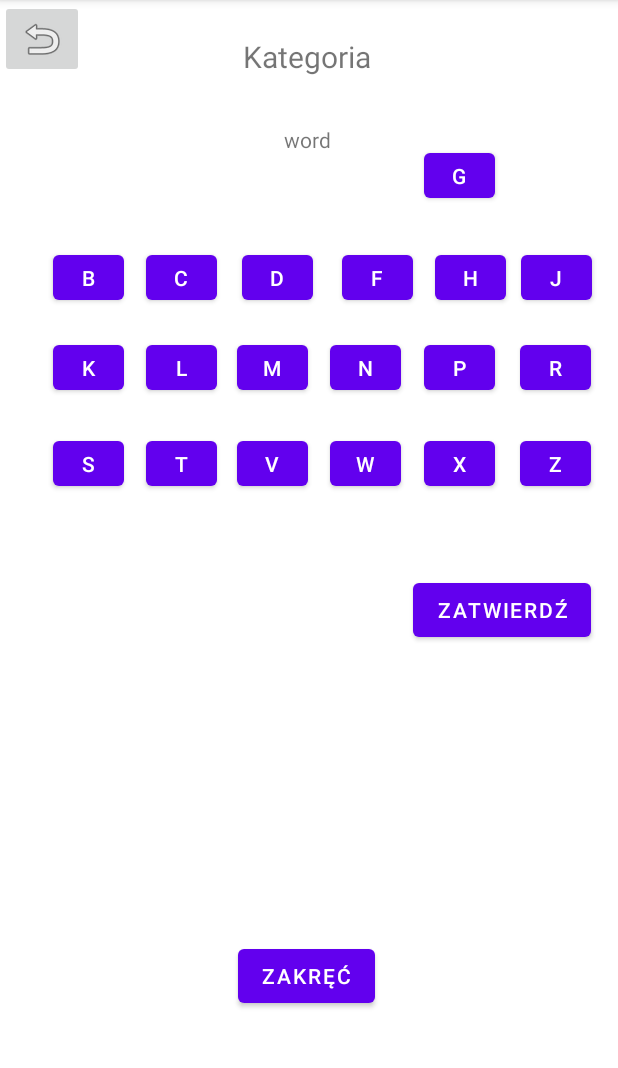
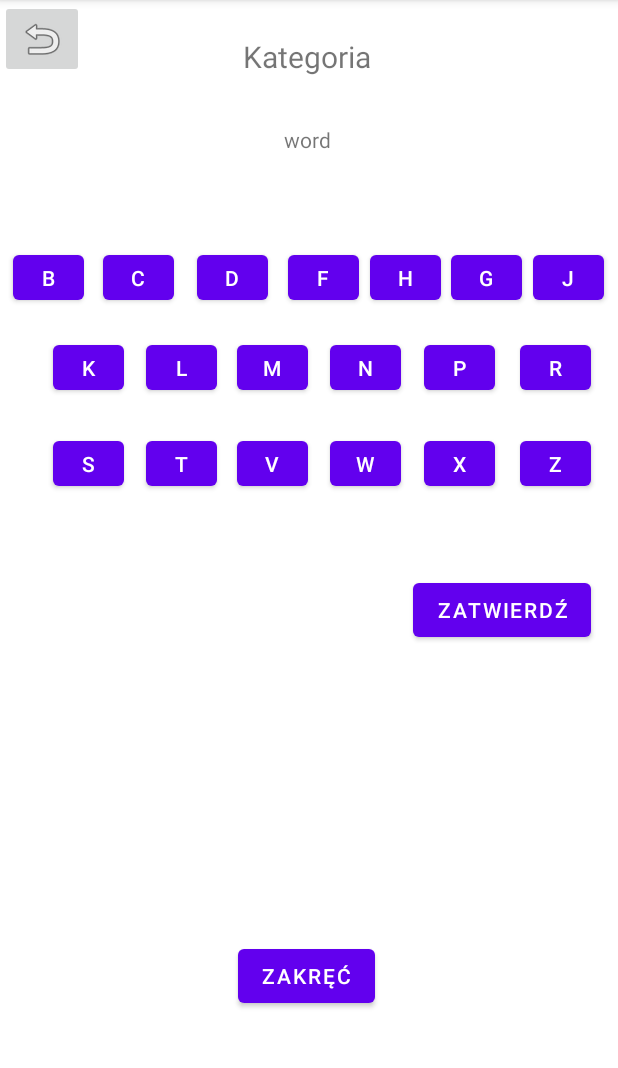
Before and after one commit to michal-rokaszewicz/Wheel_Of_Fortune, an Android app: the SecondScreenFragment screen opened through its navigation route, on a phone screen of 412 x 824 dp, the part 84-1152 px from its top. Run offline under Robolectric (Android 15) with nearby library versions, the phone set to English and light mode, and no system bars.

Commit message:
literki guziczki

```diff
--- a/app/src/main/res/layout/fragment_second_screen.xml
+++ b/app/src/main/res/layout/fragment_second_screen.xml
@@ -68,7 +68,7 @@
         android:layout_marginTop="164dp"
         android:text="b"
         app:layout_constraintEnd_toEndOf="parent"
-        app:layout_constraintHorizontal_bias="0.098"
+        app:layout_constraintHorizontal_bias="0.024"
         app:layout_constraintStart_toStartOf="parent"
         app:layout_constraintTop_toTopOf="parent" />
 
@@ -79,7 +79,7 @@
         android:layout_marginTop="164dp"
         android:text="c"
         app:layout_constraintEnd_toEndOf="parent"
-        app:layout_constraintHorizontal_bias="0.269"
+        app:layout_constraintHorizontal_bias="0.189"
         app:layout_constraintStart_toStartOf="parent"
         app:layout_constraintTop_toTopOf="parent" />
 
@@ -90,7 +90,7 @@
         android:layout_marginTop="164dp"
         android:text="d"
         app:layout_constraintEnd_toEndOf="parent"
-        app:layout_constraintHorizontal_bias="0.445"
+        app:layout_constraintHorizontal_bias="0.362"
         app:layout_constraintStart_toStartOf="parent"
         app:layout_constraintTop_toTopOf="parent" />
 
@@ -101,7 +101,7 @@
         android:layout_marginTop="164dp"
         android:text="f"
         app:layout_constraintEnd_toEndOf="parent"
-        app:layout_constraintHorizontal_bias="0.629"
+        app:layout_constraintHorizontal_bias="0.53"
         app:layout_constraintStart_toStartOf="parent"
         app:layout_constraintTop_toTopOf="parent" />
 
@@ -109,10 +109,10 @@
         android:id="@+id/LetterG"
         android:layout_width="47dp"
         android:layout_height="42dp"
-        android:layout_marginTop="96dp"
+        android:layout_marginTop="164dp"
         android:text="g"
         app:layout_constraintEnd_toEndOf="parent"
-        app:layout_constraintHorizontal_bias="0.78"
+        app:layout_constraintHorizontal_bias="0.829"
         app:layout_constraintStart_toStartOf="parent"
         app:layout_constraintTop_toTopOf="parent" />
 
@@ -123,7 +123,7 @@
         android:layout_marginTop="164dp"
         android:text="h"
         app:layout_constraintEnd_toEndOf="parent"
-        app:layout_constraintHorizontal_bias="0.799"
+        app:layout_constraintHorizontal_bias="0.681"
         app:layout_constraintStart_toStartOf="parent"
         app:layout_constraintTop_toTopOf="parent" />
 
@@ -134,7 +134,7 @@
         android:layout_marginTop="164dp"
         android:text="j"
         app:layout_constraintEnd_toEndOf="parent"
-        app:layout_constraintHorizontal_bias="0.958"
+        app:layout_constraintHorizontal_bias="0.98"
         app:layout_constraintStart_toStartOf="parent"
         app:layout_constraintTop_toTopOf="parent" />
 
```
